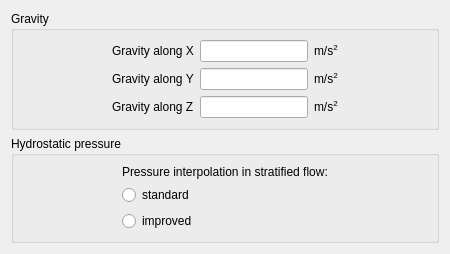
Old version of the form gui/Pages/BodyForcesForm.ui in the repository code-saturne/code_saturne.
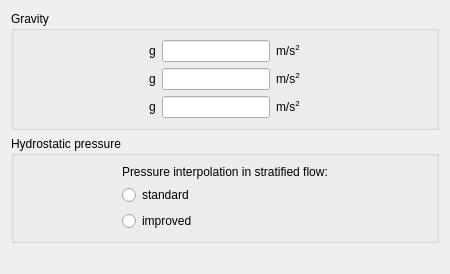
New version of the form.

```diff
--- a/gui/Pages/BodyForcesForm.ui
+++ b/gui/Pages/BodyForcesForm.ui
@@ -6,7 +6,7 @@
     <x>0</x>
     <y>0</y>
     <width>450</width>
-    <height>252</height>
+    <height>274</height>
    </rect>
   </property>
   <property name="minimumSize" >
@@ -71,7 +71,7 @@
              </font>
             </property>
             <property name="text" >
-             <string>Gravity along X</string>
+             <string>g<sub>X</sub></string>
             </property>
            </widget>
           </item>
@@ -106,7 +106,7 @@
              </font>
             </property>
             <property name="text" >
-             <string>Gravity along Y</string>
+             <string>g<sub>Y</sub></string>
             </property>
            </widget>
           </item>
@@ -141,7 +141,7 @@
              </font>
             </property>
             <property name="text" >
-             <string>Gravity along Z</string>
+             <string>g<sub>Z</sub></string>
             </property>
            </widget>
           </item>
```
Left out of the diff: 10 changed lines with no effect on the pictures.
